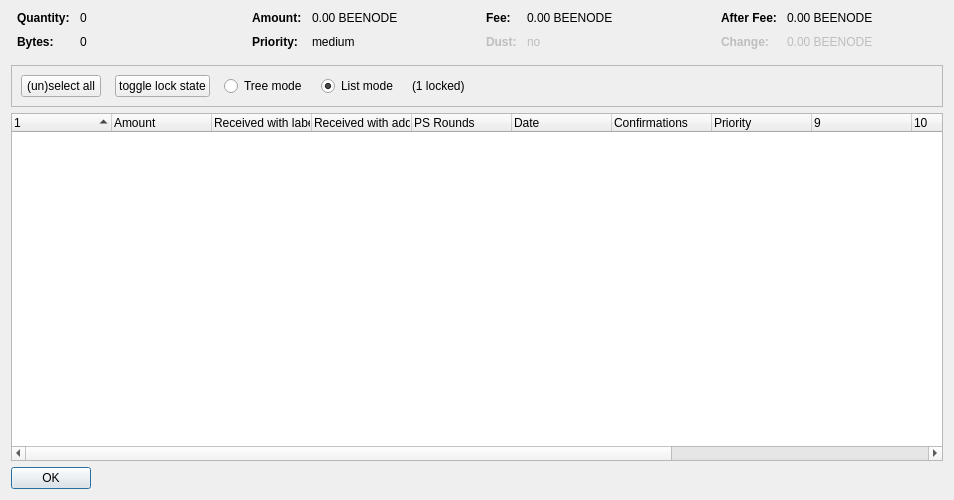
Above: src/qt/forms/coincontroldialog.ui from bee-group/beenode before the change. Below: the same form after it.
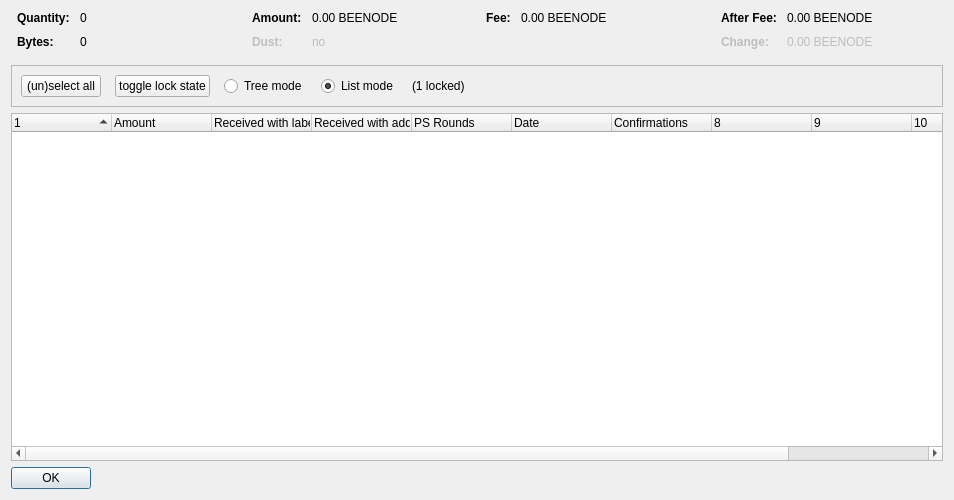
That is the form after the change. Custom widgets are drawn as their Qt base class.

```diff
--- a/src/qt/forms/coincontroldialog.ui
+++ b/src/qt/forms/coincontroldialog.ui
@@ -140,7 +140,10 @@
         </widget>
        </item>
        <item row="1" column="0">
-        <widget class="QLabel" name="labelCoinControlPriorityText">
+        <widget class="QLabel" name="labelCoinControlLowOutputText">
+         <property name="enabled">
+          <bool>false</bool>
+         </property>
          <property name="font">
           <font>
            <weight>75</weight>
@@ -148,12 +151,15 @@
           </font>
          </property>
          <property name="text">
-          <string>Priority:</string>
+          <string>Dust:</string>
          </property>
         </widget>
        </item>
        <item row="1" column="1">
-        <widget class="QLabel" name="labelCoinControlPriority">
+        <widget class="QLabel" name="labelCoinControlLowOutput">
+         <property name="enabled">
+          <bool>false</bool>
+         </property>
          <property name="cursor">
           <cursorShape>IBeamCursor</cursorShape>
          </property>
@@ -161,7 +167,7 @@
           <enum>Qt::ActionsContextMenu</enum>
          </property>
          <property name="text">
-          <string>medium</string>
+          <string notr="true">no</string>
          </property>
          <property name="textInteractionFlags">
           <set>Qt::LinksAccessibleByMouse|Qt::TextSelectableByKeyboard|Qt::TextSelectableByMouse</set>
@@ -213,41 +219,6 @@
          </property>
         </widget>
        </item>
-       <item row="1" column="0">
-        <widget class="QLabel" name="labelCoinControlLowOutputText">
-         <property name="enabled">
-          <bool>false</bool>
-         </property>
-         <property name="font">
-          <font>
-           <weight>75</weight>
-           <bold>true</bold>
-          </font>
-         </property>
-         <property name="text">
-          <string>Dust:</string>
-         </property>
-        </widget>
-       </item>
-       <item row="1" column="1">
-        <widget class="QLabel" name="labelCoinControlLowOutput">
-         <property name="enabled">
-          <bool>false</bool>
-         </property>
-         <property name="cursor">
-          <cursorShape>IBeamCursor</cursorShape>
-         </property>
-         <property name="contextMenuPolicy">
-          <enum>Qt::ActionsContextMenu</enum>
-         </property>
-         <property name="text">
-          <string>no</string>
-         </property>
-         <property name="textInteractionFlags">
-          <set>Qt::LinksAccessibleByMouse|Qt::TextSelectableByKeyboard|Qt::TextSelectableByMouse</set>
-         </property>
-        </widget>
-       </item>
       </layout>
      </item>
      <item>
@@ -447,7 +418,7 @@
       <bool>false</bool>
      </property>
      <property name="columnCount">
-      <number>13</number>
+      <number>11</number>
      </property>
      <attribute name="headerShowSortIndicator" stdset="0">
       <bool>true</bool>
@@ -493,16 +464,6 @@
        <string>Confirmed</string>
       </property>
      </column>
-     <column>
-      <property name="text">
-       <string>Priority</string>
-      </property>
-     </column>
-     <column>
-      <property name="text">
-       <string/>
-      </property>
-     </column>
      <column>
       <property name="text">
        <string/>
```
